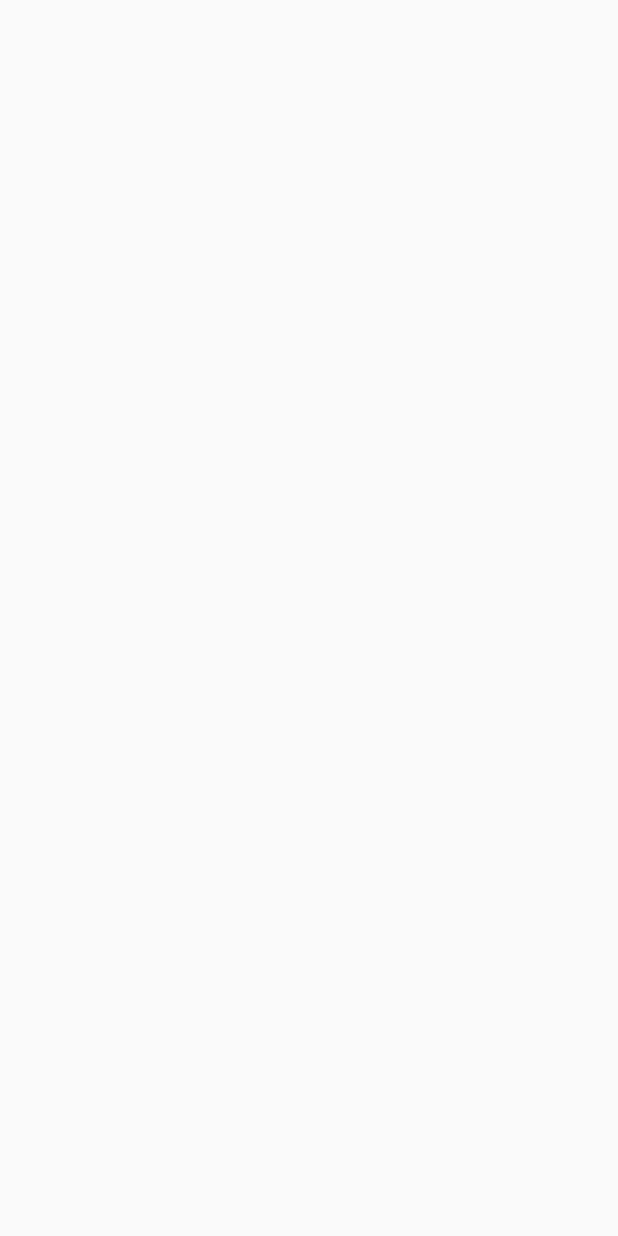
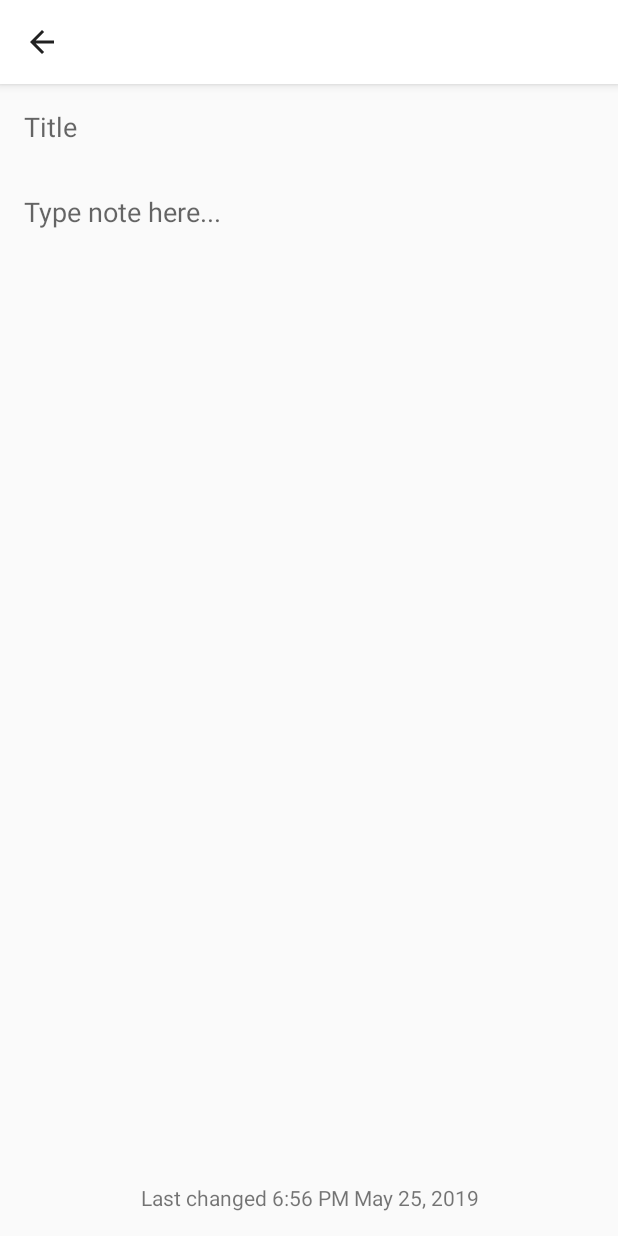
Before and after one commit to nakshatra-bazukaa/Noted, an Android app: the MakeNoteActivity screen opened directly, with no data from a screen before it, on a phone screen of 412 x 824 dp. Before the commit the screen is empty. Run offline under Robolectric (Android 15) with nearby library versions, the phone set to English and light mode, and no system bars; our stand-ins replace ButterKnife.

Commit message:
changes made in MakeNoteActivity and MainActivity to save the note on sudden app close

```diff
--- a/app/src/main/AndroidManifest.xml
+++ b/app/src/main/AndroidManifest.xml
@@ -9,8 +9,10 @@
         android:roundIcon="@mipmap/ic_launcher_round"
         android:supportsRtl="true"
         android:theme="@style/AppTheme">
-        <activity android:name=".MakeNoteActivity"></activity>
-        <activity android:name=".MainActivity">
+        <activity android:name=".MakeNoteActivity"
+            android:parentActivityName=".MainActivity"></activity>
+        <activity android:name=".MainActivity"
+            android:launchMode="singleTop">
             <intent-filter>
                 <action android:name="android.intent.action.MAIN" />
 
--- a/app/src/main/java/com/google/firebase/udacity/noted/MakeNoteActivity.java
+++ b/app/src/main/java/com/google/firebase/udacity/noted/MakeNoteActivity.java
@@ -1,14 +1,69 @@
 package com.google.firebase.udacity.noted;
 
 import androidx.appcompat.app.AppCompatActivity;
+import androidx.appcompat.widget.Toolbar;
 
+import android.content.Intent;
 import android.os.Bundle;
+import android.widget.EditText;
+import android.widget.TextView;
+import android.widget.Toast;
+
+import butterknife.BindView;
+import butterknife.ButterKnife;
 
 public class MakeNoteActivity extends AppCompatActivity {
+
+    public static final String EXTRA_TITLE = "com.google.firebase.udacity.noted.EXTRA_TITLE";
+
+    public static final String EXTRA_NOTE = "com.google.firebase.udacity.noted.EXTRA_NOTE";
+
+
+    @BindView(R.id.act_makeNote_toolbar)
+    Toolbar actMakeNoteToolbar;
+
+    @BindView(R.id.act_makeNote_et_title)
+    EditText titleEditText;
+
+    @BindView(R.id.act_makeNote_et_note)
+    EditText noteEditText;
+
+    @BindView(R.id.act_makeNote_tv_time)
+    TextView timeTextView;
 
     @Override
     protected void onCreate(Bundle savedInstanceState) {
         super.onCreate(savedInstanceState);
         setContentView(R.layout.activity_make_note);
+        ButterKnife.bind(this);
+
+        //Setting up the toolbar
+        setSupportActionBar(actMakeNoteToolbar);
+        getSupportActionBar().setDisplayHomeAsUpEnabled(true);
+        setTitle("");
     }
+
+    private void saveNote(){
+        String title = titleEditText.getText().toString();
+        String note = noteEditText.getText().toString();
+
+        if(title.trim().isEmpty() && note.trim().isEmpty()){
+            return;
+        }
+
+        Intent data = new Intent();
+
+        data.putExtra(EXTRA_TITLE, title);
+        data.putExtra(EXTRA_NOTE, note);
+
+        setResult(RESULT_OK, data);
+        finish();
+    }
+
+    @Override
+    protected void onPause() {
+        super.onPause();
+        saveNote();
+    }
+
 }
--- a/app/src/main/res/layout/activity_main.xml
+++ b/app/src/main/res/layout/activity_main.xml
@@ -29,8 +29,9 @@
         app:layout_constraintEnd_toEndOf="parent"
         app:layout_constraintStart_toStartOf="parent"
         android:src="@drawable/ic_add"
-        android:layout_margin="32dp"
+        android:layout_margin="16dp"
         android:background="@color/colorPrimary"
         />
 
+
 </androidx.constraintlayout.widget.ConstraintLayout>
--- a/app/src/main/res/layout/activity_make_note.xml
+++ b/app/src/main/res/layout/activity_make_note.xml
@@ -6,4 +6,38 @@
     android:layout_height="match_parent"
     tools:context=".MakeNoteActivity">
 
+    <include
+        android:id="@+id/act_makeNote_toolbar"
+        layout="@layout/toolbar"
+        />
+
+    <EditText
+        android:id="@+id/act_makeNote_et_title"
+        android:layout_width="match_parent"
+        android:layout_height="wrap_content"
+        android:hint="@string/title"
+        android:background="@null"
+        app:layout_constraintTop_toBottomOf="@id/act_makeNote_toolbar"
+        android:padding="16dp"/>
+    <EditText
+        android:id="@+id/act_makeNote_et_note"
+        android:layout_width="match_parent"
+        android:layout_height="wrap_content"
+        android:hint="@string/note"
+        android:background="@null"
+        app:layout_constraintTop_toBottomOf="@+id/act_makeNote_et_title"
+        android:padding="16dp"/>
+    <TextView
+        android:id="@+id/act_makeNote_tv_time"
+        android:layout_width="match_parent"
+        android:layout_height="wrap_content"
+        android:text="Last changed 6:56 PM May 25, 2019"
+        android:gravity="center"
+        app:layout_constraintStart_toStartOf="parent"
+        app:layout_constraintEnd_toEndOf="parent"
+        app:layout_constraintBottom_toBottomOf="parent"
+        android:padding="16dp"/>
+
+
+
 </androidx.constraintlayout.widget.ConstraintLayout>
--- a/app/src/main/res/values/strings.xml
+++ b/app/src/main/res/values/strings.xml
@@ -1,3 +1,5 @@
 <resources>
     <string name="app_name">Noted</string>
+    <string name="title">Title</string>
+    <string name="note">Type note here...</string>
 </resources>
```
Also changed, not shown: app/src/main/java/com/google/firebase/udacity/noted/MainActivity.java (+34 -5 lines), 1 other file.
